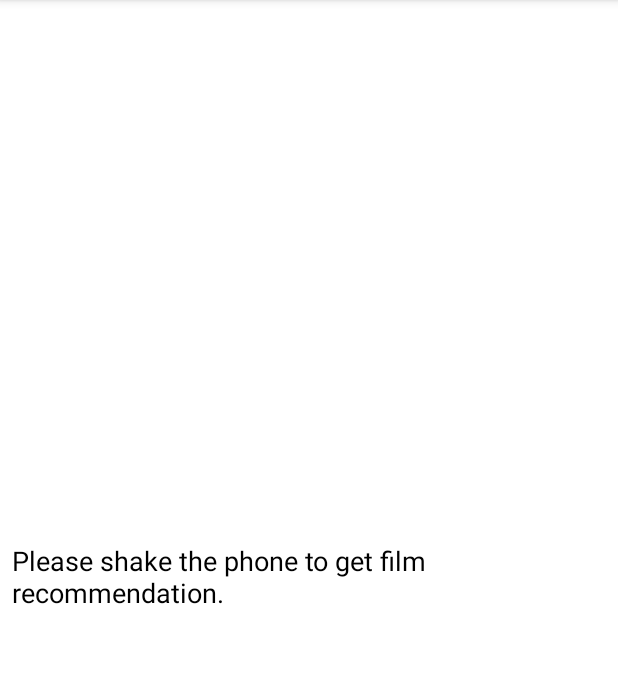
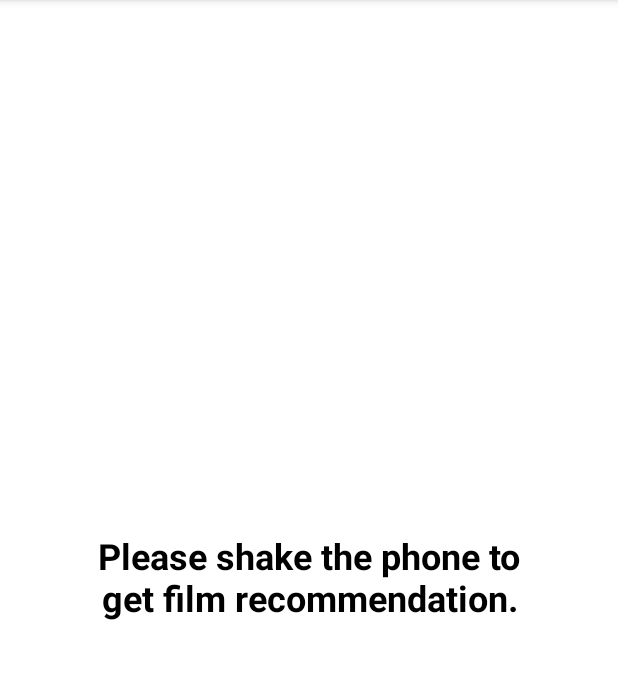
Before and after one commit to odukabdulbasit/Movie-Radar, an Android app: the RecommendFilmFragment screen opened through its navigation route, on a phone screen of 412 x 824 dp, the part 84-763 px from its top. Run offline under Robolectric (Android 15) with nearby library versions, the phone set to English and light mode, and no system bars; our stand-ins replace Room's generated code, data binding; 5 statements that could not run were skipped.

Commit message:
Completed second version of the project

```diff
--- a/app/src/main/java/com/odukabdulbasit/movieradar/listofmovie/MovieList.kt
+++ b/app/src/main/java/com/odukabdulbasit/movieradar/listofmovie/MovieList.kt
@@ -30,6 +30,7 @@ class MovieList : Fragment() {
 
         //burada onClick islemleri yapilacak
         binding.recyclerView.adapter = MovieListAdapter(MovieListAdapter.OnClickListener{ movie ->
+           // findNavController().navigate(MovieLis.actionMovieListToMovieDetail(movie))
             findNavController().navigate(MovieListDirections.actionMovieListToMovieDetail(movie))
         })
 
@@ -44,7 +45,7 @@ class MovieList : Fragment() {
 
     override fun onOptionsItemSelected(item: MenuItem) = when (item.itemId) {
         R.id.recommend_film -> {
-           //buraya d'yer sayfaya gitme islemi eklencek
+            //findNavController().navigate(MovieListDirections.actionMovieListToRecommendFilmFragment())
             findNavController().navigate(MovieListDirections.actionMovieListToRecommendFilmFragment())
             true
         }
--- a/app/src/main/java/com/odukabdulbasit/movieradar/recommendfilm/RecommendFilmFragment.kt
+++ b/app/src/main/java/com/odukabdulbasit/movieradar/recommendfilm/RecommendFilmFragment.kt
@@ -10,7 +10,6 @@ import android.util.Log
 import android.view.LayoutInflater
 import android.view.View
 import android.view.ViewGroup
-import android.widget.Toast
 import androidx.databinding.DataBindingUtil
 import androidx.fragment.app.Fragment
 import androidx.lifecycle.Observer
@@ -45,27 +44,13 @@ class RecommendFilmFragment : Fragment(), SensorEventListener {
         binding.lifecycleOwner = this
         binding.recommendfilmmodel = viewModel
 
-        /*viewModel.randomMovie.observe(viewLifecycleOwner, Observer { movies ->
-            if (movies != null) {
-                Toast.makeText(
-                    this.requireContext(),
-                    "${movies.value} is get from random movie",
-                    Toast.LENGTH_LONG
-                ).show()
-            }
-        })*/
+
 
         viewModel.isPhoneShaked.observe(viewLifecycleOwner, Observer { isShaked ->
             if (isShaked == true){
-               /* Toast.makeText(
-                    this.requireContext(),
-                    "${viewModel.randomMovie.value?.get(4)?.title} is get from random movie",
-                    Toast.LENGTH_LONG
-                ).show()*/
                 Log.i("Random Movie Value", "${viewModel.randomMovie.value}")
                 viewModel.randomMovie.observe(viewLifecycleOwner, Observer {
                     it.let {randomMovie ->
-                     // findNavController().navigate(RecommendFilmFragmentDirections.actionRecommendFilmFragmentToMovieDetail4(it))
                         findNavController().navigate(RecommendFilmFragmentDirections.actionRecommendFilmFragmentToMovieDetail(it))
                     }
                 })
@@ -77,9 +62,10 @@ class RecommendFilmFragment : Fragment(), SensorEventListener {
         return binding.root
     }
 
+
+
     private fun setUpSensorStuff() {
         // Create the sensor manager
-        //sensorManager = getSystemService(Context.SENSOR_SERVICE) as SensorManager
         sensorManager = context?.getSystemService(Context.SENSOR_SERVICE) as SensorManager
 
         // Specify the sensor you want to listen to
@@ -114,7 +100,10 @@ class RecommendFilmFragment : Fragment(), SensorEventListener {
             if (upDown.toInt() > 4 && sides.toInt() > 4) {
                 Log.i("RecommentFilmFragmnet", "up/down ${upDown.toInt()}\nleft/right ${sides.toInt()}")
 
-                viewModel.setPhoneShaked()
+                viewModel.isPhoneShaked.observe(this.requireActivity(), Observer {
+                    if (it == false)
+                        viewModel.setPhoneShaked()
+                })
             }
         }
     }
--- a/app/src/main/java/com/odukabdulbasit/movieradar/recommendfilm/RecommendFilmViewModel.kt
+++ b/app/src/main/java/com/odukabdulbasit/movieradar/recommendfilm/RecommendFilmViewModel.kt
@@ -17,16 +17,10 @@ class RecommendFilmViewModel(app: Application) : ViewModel() {
     val isPhoneShaked : LiveData<Boolean>
     get() = _isPhoneShaked
 
-    /*private val _randomMovie = MutableLiveData<Movie>()
-    val randomMovie : LiveData<Movie>
-    get() = _randomMovie*/
 
     private val database = getDatabase(app)
     private val moviesRepository = MoviesRepository(database)
 
-    //whole movie list
-       // val movieProperty = moviesRepository.movies
-    //val randomMovie = moviesRepository.movies.value?.get(3)
 
     //bu degerin icinde tum liste var ui kisminda gidip bundan random deger alacam
     val randomMovie = moviesRepository.getRandomMovie(rand(0, 15))
@@ -42,14 +36,11 @@ class RecommendFilmViewModel(app: Application) : ViewModel() {
         Log.i("RecommandViewModel", "setPhoneShaked called")
         Log.i("isPhoneShaked", "${_isPhoneShaked.value}")
 
-        //Called setRandomMovie
-        //setRandomMovie()
     }
 
-  /*  private fun setRandomMovie(){
-        //val randomNumber = rand(0, movieProperty.value!!.size)
-
-    }*/
+    fun completePhoneShaked(){
+        _isPhoneShaked.value = false
+    }
 
     private fun rand(start: Int, end: Int): Int {
         require(start <= end) { "Illegal Argument" }
--- a/app/src/main/res/drawable/ic_baseline_sync_24.xml
+++ b/app/src/main/res/drawable/ic_baseline_sync_24.xml
@@ -1,5 +1,5 @@
-<vector android:height="24dp" android:tint="#FFFFFF"
-    android:viewportHeight="24" android:viewportWidth="24"
-    android:width="24dp" xmlns:android="http://schemas.android.com/apk/res/android">
+<vector android:height="35dp" android:tint="#FFFFFF"
+    android:viewportHeight="23" android:viewportWidth="23"
+    android:width="35dp" xmlns:android="http://schemas.android.com/apk/res/android">
     <path android:fillColor="@android:color/white" android:pathData="M12,4L12,1L8,5l4,4L12,6c3.31,0 6,2.69 6,6 0,1.01 -0.25,1.97 -0.7,2.8l1.46,1.46C19.54,15.03 20,13.57 20,12c0,-4.42 -3.58,-8 -8,-8zM12,18c-3.31,0 -6,-2.69 -6,-6 0,-1.01 0.25,-1.97 0.7,-2.8L5.24,7.74C4.46,8.97 4,10.43 4,12c0,4.42 3.58,8 8,8v3l4,-4 -4,-4v3z"/>
 </vector>
--- a/app/src/main/res/layout/fragment_recommend_film.xml
+++ b/app/src/main/res/layout/fragment_recommend_film.xml
@@ -19,10 +19,13 @@
             android:id="@+id/shake_the_phoneTv"
             android:layout_width="0dp"
             android:layout_height="wrap_content"
-            android:layout_marginStart="@dimen/margin_start_value"
-            android:layout_marginEnd="@dimen/margin_end_value"
-            android:text="Please shake the phone to get film recommendation."
-            android:textSize="@dimen/medium_text_size"
+            android:layout_marginStart="@dimen/large_margin_size"
+            android:layout_marginEnd="@dimen/large_margin_size"
+            android:padding="@dimen/normal_medium_margin_size"
+            android:text="@string/please_shake_the_phone_to_get_film_recommendation"
+            android:textSize="@dimen/large_text_size"
+            android:textAlignment="center"
+            android:textStyle="bold"
             app:layout_constraintBottom_toBottomOf="parent"
             app:layout_constraintEnd_toEndOf="parent"
             app:layout_constraintHorizontal_bias="0.5"
```
Also changed, not shown: app/src/main/res/layout/fragment_movie_detail.xml (+26 -24 lines), app/src/main/res/layout/movie_list_item.xml (+16 -10 lines).
